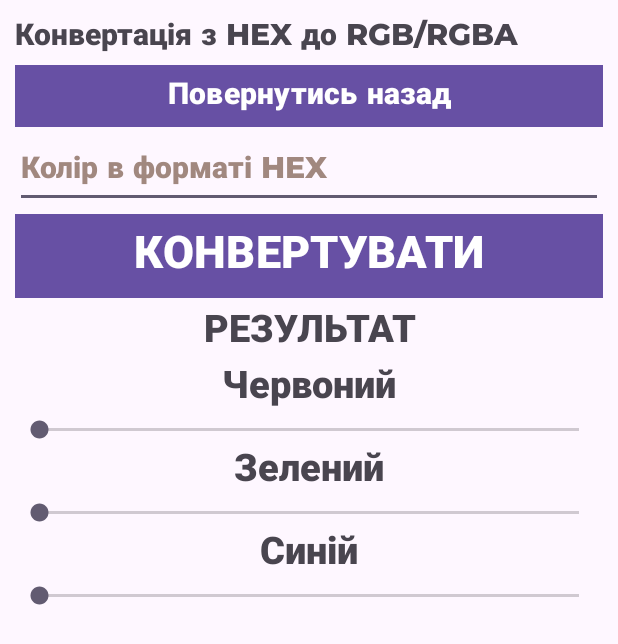
After one commit to FortiBBrine/ColorSearch, an Android app: the RevertActivity screen opened directly, with no data from a screen before it, on a phone screen of 412 x 824 dp. The commit adds this screen. Shown: the top 644 px of the screen. Run offline under Robolectric (Android 15) with nearby library versions, the phone set to English and light mode, and no system bars.

Commit message:
Add converter from HEX to RGB/RGBA

```diff
--- a/app/src/main/AndroidManifest.xml
+++ b/app/src/main/AndroidManifest.xml
@@ -12,6 +12,9 @@
         android:supportsRtl="true"
         android:theme="@style/Theme.ColorSearch"
         tools:targetApi="31">
+        <activity
+            android:name=".RevertActivity"
+            android:exported="false" />
         <activity
             android:name=".ConverterRGBAActivity"
             android:exported="false" />
--- a/app/src/main/java/me/sashasteblevets/colorsearch/MainActivity.java
+++ b/app/src/main/java/me/sashasteblevets/colorsearch/MainActivity.java
@@ -17,6 +17,7 @@ public class MainActivity extends AppCompatActivity {
         MaterialButton util1 = findViewById(R.id.util1);
         MaterialButton util2 = findViewById(R.id.util2);
         MaterialButton util3 = findViewById(R.id.util3);
+        MaterialButton util4 = findViewById(R.id.util4);
 
         util1.setOnClickListener(view -> {
             Intent intent = new Intent(this, OppositeColorActivity.class);
@@ -33,5 +34,10 @@ public class MainActivity extends AppCompatActivity {
             startActivity(intent);
         });
 
+        util4.setOnClickListener(view -> {
+            Intent intent = new Intent(this, RevertActivity.class);
+            startActivity(intent);
+        });
+
     }
 }
--- /dev/null
+++ b/app/src/main/java/me/sashasteblevets/colorsearch/RevertActivity.java
@@ -0,0 +1,119 @@
+package me.sashasteblevets.colorsearch;
+
+import androidx.appcompat.app.AlertDialog;
+import androidx.appcompat.app.AppCompatActivity;
+
+import android.content.DialogInterface;
+import android.graphics.Color;
+import android.os.Bundle;
+import android.view.View;
+import android.widget.SeekBar;
+import android.widget.TextView;
+
+import com.google.android.material.button.MaterialButton;
+
+import java.util.regex.Matcher;
+import java.util.regex.Pattern;
+
+public class RevertActivity extends AppCompatActivity {
+
+    @Override
+    protected void onCreate(Bundle savedInstanceState) {
+        super.onCreate(savedInstanceState);
+        setContentView(R.layout.activity_revert);
+
+        MaterialButton back = findViewById(R.id.back);
+        MaterialButton convert = findViewById(R.id.convert);
+        TextView inputColor = findViewById(R.id.input_color);
+
+        TextView redText = findViewById(R.id.red_text);
+        TextView greenText = findViewById(R.id.green_text);
+        TextView blueText = findViewById(R.id.blue_text);
+        TextView alphaText = findViewById(R.id.alpha_text);
+
+        SeekBar redSeekBar = findViewById(R.id.red);
+        SeekBar greenSeekBar = findViewById(R.id.green);
+        SeekBar blueSeekBar = findViewById(R.id.blue);
+        SeekBar alphaSeekBar = findViewById(R.id.alpha);
+
+        back.setOnClickListener(view -> {
+            finish();
+        });
+
+        convert.setOnClickListener(view -> {
+            String color = inputColor.getText().toString();
+
+            if (!(isValidHexColor(color) || isValidHexColor(color))) {
+                AlertDialog.Builder builder = new AlertDialog.Builder(RevertActivity.this);
+                builder.setTitle("Помилка")
+                        .setMessage("Ваш колір не відповідає формату")
+                        .setCancelable(false)
+                        .setPositiveButton("Ок", new DialogInterface.OnClickListener() {
+                            @Override
+                            public void onClick(DialogInterface dialogInterface, int i) {
+                                dialogInterface.cancel();
+                            }
+                        });
+                AlertDialog dialog = builder.create();
+                dialog.show();
+                return;
+            }
+
+            if (isValidHexColor(color)) {
+                int hex = Color.parseColor(color);
+
+                int red = (hex & 0xFF0000) >> 16;
+                int green = (hex & 0xFF00) >> 8;
+                int blue = (hex & 0xFF);
+
+                alphaText.setVisibility(View.INVISIBLE);
+                alphaSeekBar.setVisibility(View.INVISIBLE);
+
+                redSeekBar.setProgress(red);
+                greenSeekBar.setProgress(green);
+                blueSeekBar.setProgress(blue);
+
+                redText.setText(String.format("%s [%d]", getString(R.string.red), red));
+                greenText.setText(String.format("%s [%d]", getString(R.string.green), green));
+                blueText.setText(String.format("%s [%d]", getString(R.string.blue), blue));
+
+            }
+
+            if (isValidHexColorWithAlpha(color)) {
+                int hex = Color.parseColor(color);
+                int red = (hex & 0xFF000000) >>> 24;
+                int green = (hex & 0x00FF0000) >> 16;
+                int blue = (hex & 0x0000FF00) >> 8;
+                int alpha = hex & 0x000000FF;
+
+                alphaText.setVisibility(View.VISIBLE);
+                alphaSeekBar.setVisibility(View.VISIBLE);
+
+                redSeekBar.setProgress(red);
+                greenSeekBar.setProgress(green);
+                blueSeekBar.setProgress(blue);
+                alphaSeekBar.setProgress(alpha);
+
+                redText.setText(String.format("%s [%d]", getString(R.string.red), red));
+                greenText.setText(String.format("%s [%d]", getString(R.string.green), green));
+                blueText.setText(String.format("%s [%d]", getString(R.string.blue), blue));
+                alphaText.setText(String.format("%s [%.2f]", getString(R.string.alpha), alpha / 255.0));
+
+            }
+        });
+    }
+
+    public static boolean isValidHexColor(String text) {
+        String hexColorPattern = "^#([A-Fa-f0-9]{6}|[A-Fa-f0-9]{3})$";
+        Pattern pattern = Pattern.compile(hexColorPattern);
+        Matcher matcher = pattern.matcher(text);
+        return matcher.matches();
+    }
+
+    public static boolean isValidHexColorWithAlpha(String text) {
+        String hexColorPattern = "^#([A-Fa-f0-9]{8})$";
+        Pattern pattern = Pattern.compile(hexColorPattern);
+        Matcher matcher = pattern.matcher(text);
+        return matcher.matches();
+    }
+}
--- /dev/null
+++ b/app/src/main/res/layout/activity_revert.xml
@@ -0,0 +1,127 @@
+<?xml version="1.0" encoding="utf-8"?>
+<LinearLayout xmlns:android="http://schemas.android.com/apk/res/android"
+    xmlns:app="http://schemas.android.com/apk/res-auto"
+    xmlns:tools="http://schemas.android.com/tools"
+    android:layout_width="match_parent"
+    android:layout_height="match_parent"
+    android:orientation="vertical"
+    android:layout_margin="10dp"
+    tools:context=".RevertActivity">
+
+    <TextView
+        android:id="@+id/hex_to_rgb"
+        android:layout_width="match_parent"
+        android:layout_height="wrap_content"
+        android:fontFamily="@font/montserrat_extrabold"
+        android:textSize="20sp"
+        android:text="@string/revert" />
+
+    <com.google.android.material.button.MaterialButton
+        android:id="@+id/back"
+        android:layout_width="match_parent"
+        app:cornerRadius="0dp"
+        android:layout_height="wrap_content"
+        android:fontFamily="@font/montserrat_extrabold"
+        android:textSize="20sp"
+        android:text="@string/back" />
+
+    <EditText
+        android:id="@+id/input_color"
+        android:layout_width="match_parent"
+        android:layout_height="wrap_content"
+        android:ems="10"
+        android:inputType="text"
+        android:fontFamily="@font/montserrat_extrabold"
+        android:textSize="20sp"
+        android:hint="@string/input_revert"
+        android:textColorHint="@color/hint"
+        android:autofillHints=""
+        />
+
+    <com.google.android.material.button.MaterialButton
+        android:id="@+id/convert"
+        android:layout_width="match_parent"
+        app:cornerRadius="0dp"
+        android:layout_height="wrap_content"
+        android:fontFamily="@font/montserrat_extrabold"
+        android:textSize="30sp"
+        android:textAllCaps="true"
+        android:text="@string/convert" />
+
+    <TextView
+        android:id="@+id/result"
+        android:layout_width="match_parent"
+        android:layout_height="wrap_content"
+        android:fontFamily="@font/montserrat_extrabold"
+        android:textSize="25sp"
+        android:textAllCaps="true"
+        android:textAlignment="center"
+        android:text="@string/result" />
+
+    <TextView
+        android:id="@+id/red_text"
+        android:layout_width="match_parent"
+        android:layout_height="wrap_content"
+        android:fontFamily="@font/montserrat_extrabold"
+        android:textSize="25sp"
+        android:textStyle="bold"
+        android:textAlignment="center"
+        android:text="@string/red" />
+
+    <SeekBar
+        android:id="@+id/red"
+        android:max="255"
+        android:layout_width="match_parent"
+        android:layout_height="wrap_content" />
+
+    <TextView
+        android:id="@+id/green_text"
+        android:layout_width="match_parent"
+        android:layout_height="wrap_content"
+        android:fontFamily="@font/montserrat_extrabold"
+        android:textSize="25sp"
+        android:textStyle="bold"
+        android:textAlignment="center"
+        android:text="@string/green" />
+
+    <SeekBar
+        android:id="@+id/green"
+        android:max="255"
+        android:layout_width="match_parent"
+        android:layout_height="wrap_content" />
+
+    <TextView
+        android:id="@+id/blue_text"
+        android:layout_width="match_parent"
+        android:layout_height="wrap_content"
+        android:fontFamily="@font/montserrat_extrabold"
+        android:textSize="25sp"
+        android:textStyle="bold"
+        android:textAlignment="center"
+        android:text="@string/blue" />
+
+    <SeekBar
+        android:id="@+id/blue"
+        android:max="255"
+        android:layout_width="match_parent"
+        android:layout_height="wrap_content" />
+
+    <TextView
+        android:id="@+id/alpha_text"
+        android:layout_width="match_parent"
+        android:layout_height="wrap_content"
+        android:fontFamily="@font/montserrat_extrabold"
+        android:textSize="25sp"
+        android:textStyle="bold"
+        android:visibility="invisible"
+        android:textAlignment="center"
+        android:text="@string/alpha" />
+
+    <SeekBar
+        android:id="@+id/alpha"
+        android:max="255"
+        android:layout_width="match_parent"
+        android:visibility="invisible"
+        android:layout_height="wrap_content" />
+
+</LinearLayout>
--- a/app/src/main/res/values/strings.xml
+++ b/app/src/main/res/values/strings.xml
@@ -5,6 +5,7 @@
     <string name="util1">Протилежний колір</string>
     <string name="util2">Конвертація RGB до HEX</string>
     <string name="util3">Конвертація RGBA до HEX</string>
+    <string name="util4">Конвертація з HEX до RGB/RGBA</string>
 
     <string name="header_opposite">Утиліта для протилежного кольору</string>
     <string name="back">Повернутись назад</string>
@@ -22,4 +23,6 @@
 
     <string name="alpha">Альфа</string>
 
+    <string name="revert">Конвертація з HEX до RGB/RGBA</string>
+    <string name="input_revert">Колір в форматі HEX</string>
 </resources>
```
Also changed, not shown: app/src/main/res/layout/activity_main.xml (+9 -0 lines).
